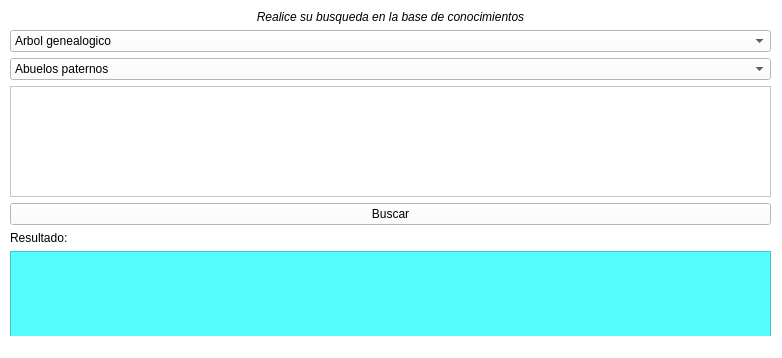
Qt form TallerPyDatalog/gui.ui (Jhon1408/PrograIII) before a commit.
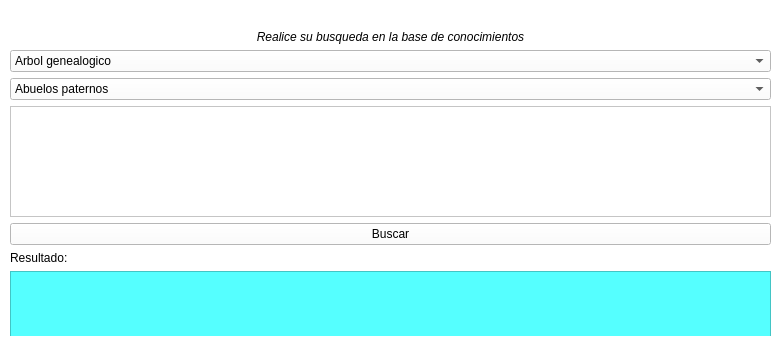
The same form after that commit. Icons and pictures are not drawn.

```diff
--- a/TallerPyDatalog/gui.ui
+++ b/TallerPyDatalog/gui.ui
@@ -23,10 +23,20 @@
       <x>10</x>
       <y>10</y>
       <width>761</width>
-      <height>328</height>
+      <height>351</height>
      </rect>
     </property>
     <layout class="QVBoxLayout" name="verticalLayout">
+     <item>
+      <widget class="QLabel" name="label_3">
+       <property name="styleSheet">
+        <string notr="true">border-image: url(:/sources/Logo_U.T.P.png);</string>
+       </property>
+       <property name="text">
+        <string/>
+       </property>
+      </widget>
+     </item>
      <item>
       <widget class="QLabel" name="label">
        <property name="text">
```
Left out of the diff: 4 changed lines with no effect on the pictures.
